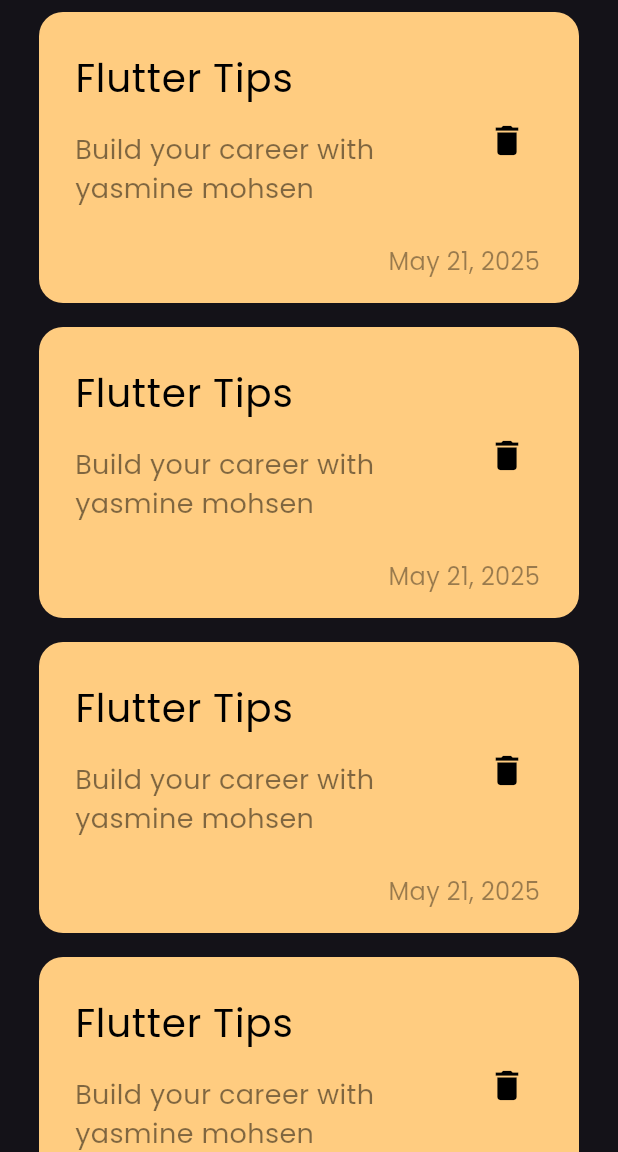
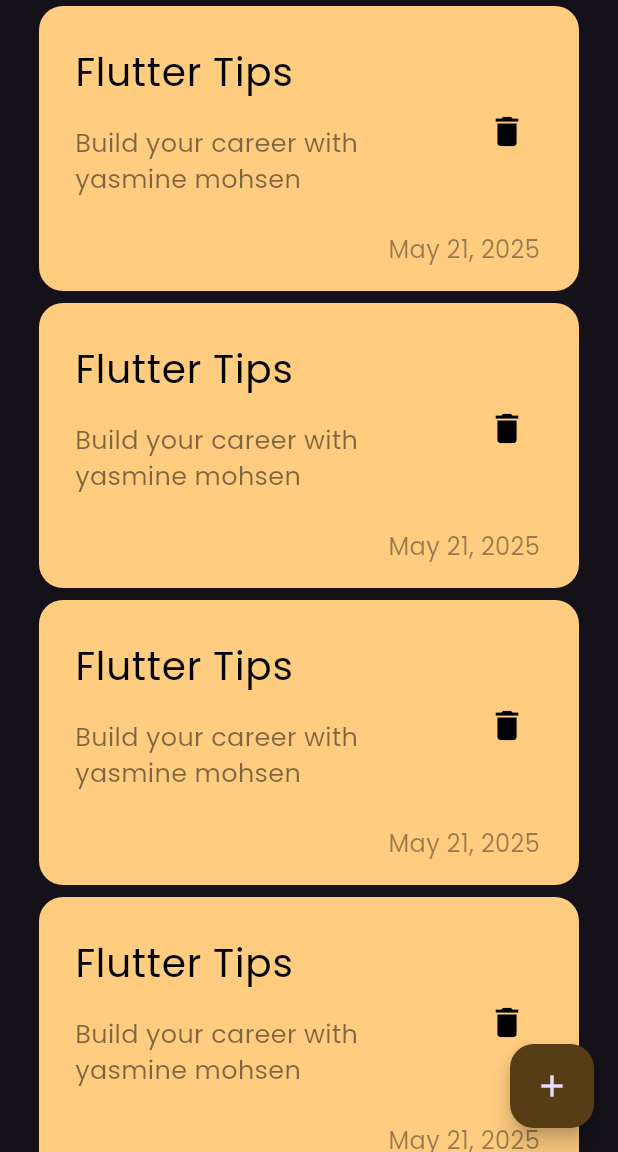
Before and after one commit to yasminemohsen269-collab/notes_app, a Flutter app: the screen it shows after launch, on a phone screen of 412 x 824 dp, the part 84-1236 px from its top. Run offline on Flutter 3.47's test engine with Material 3 defaults, Android fonts, the phone set to English and light mode, and no system bars.

Commit message:
add floating action button

```diff
--- a/lib/views/notes_view.dart
+++ b/lib/views/notes_view.dart
@@ -6,6 +6,13 @@ class NotesView extends StatelessWidget {
 
   @override
   Widget build(BuildContext context) {
-    return Scaffold(body: NotesViewBody());
+    return Scaffold(
+      floatingActionButton: FloatingActionButton(
+        backgroundColor: const Color.fromARGB(255, 86, 61, 22),
+        onPressed: () {},
+        child: Icon(Icons.add),
+      ),
+      body: const NotesViewBody(),
+    );
   }
 }
--- a/lib/widgets/notes_item.dart
+++ b/lib/widgets/notes_item.dart
@@ -25,7 +25,7 @@ class NoteItem extends StatelessWidget {
                 "Build your career with yasmine mohsen",
                 style: TextStyle(
                   color: Colors.black.withOpacity(0.5),
-                  fontSize: 18,
+                  fontSize: 17,
                 ),
               ),
             ),
--- a/lib/widgets/notes_list_view.dart
+++ b/lib/widgets/notes_list_view.dart
@@ -9,7 +9,7 @@ class NotesListView extends StatelessWidget {
     return ListView.builder(
       itemBuilder: (context, index) {
         return const Padding(
-          padding: EdgeInsets.symmetric(vertical: 8.0),
+          padding: EdgeInsets.symmetric(vertical: 4.0),
           child: NoteItem(),
         );
       },
```
